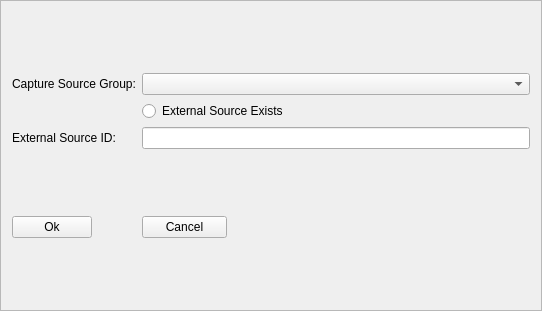
Old version of the form buildings/gui/new_capture_source.ui in the repository linz/nz-buildings.
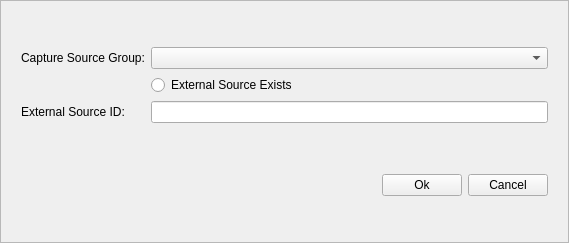
New version of the form.

Patch:
```diff
--- a/buildings/gui/new_capture_source.ui
+++ b/buildings/gui/new_capture_source.ui
@@ -6,8 +6,8 @@
    <rect>
     <x>0</x>
     <y>0</y>
-    <width>542</width>
-    <height>311</height>
+    <width>569</width>
+    <height>243</height>
    </rect>
   </property>
   <property name="windowTitle">
@@ -19,35 +19,106 @@
   <property name="frameShadow">
    <enum>QFrame::Raised</enum>
   </property>
+  <layout class="QFormLayout" name="formLayout_2">
+   <item row="0" column="1">
+    <spacer name="verticalSpacer">
+     <property name="orientation">
+      <enum>Qt::Vertical</enum>
+     </property>
+     <property name="sizeHint" stdset="0">
+      <size>
+       <width>20</width>
+       <height>40</height>
+      </size>
+     </property>
+    </spacer>
+   </item>
+   <item row="1" column="0" colspan="2">
+    <widget class="QWidget" name="widget" native="true">
   <layout class="QFormLayout" name="formLayout">
-   <item row="1" column="0">
+      <item row="0" column="0">
     <widget class="QLabel" name="l_capture_source_group">
      <property name="text">
       <string>Capture Source Group:</string>
      </property>
     </widget>
    </item>
-   <item row="1" column="1">
+      <item row="0" column="1">
     <widget class="QComboBox" name="cmb_capture_source_group"/>
    </item>
-   <item row="2" column="1">
+      <item row="1" column="1">
     <widget class="QRadioButton" name="rad_external_source">
      <property name="text">
       <string>External Source Exists</string>
      </property>
     </widget>
    </item>
-   <item row="3" column="0">
+      <item row="2" column="0">
     <widget class="QLabel" name="l_external_source_id">
      <property name="text">
       <string>External Source ID:</string>
      </property>
     </widget>
    </item>
-   <item row="3" column="1">
+      <item row="2" column="1">
     <widget class="QLineEdit" name="le_external_source_id"/>
    </item>
-   <item row="5" column="0">
+     </layout>
+     <zorder>le_external_source_id</zorder>
+     <zorder>cmb_capture_source_group</zorder>
+     <zorder>rad_external_source</zorder>
+     <zorder>l_external_source_id</zorder>
+     <zorder>l_capture_source_group</zorder>
+     <zorder>cmb_capture_source_group</zorder>
+     <zorder>rad_external_source</zorder>
+     <zorder>le_external_source_id</zorder>
+     <zorder>l_external_source_id</zorder>
+     <zorder>l_capture_source_group</zorder>
+    </widget>
+   </item>
+   <item row="3" column="1">
+    <spacer name="verticalSpacer_3">
+     <property name="orientation">
+      <enum>Qt::Vertical</enum>
+     </property>
+     <property name="sizeHint" stdset="0">
+      <size>
+       <width>20</width>
+       <height>40</height>
+      </size>
+     </property>
+    </spacer>
+   </item>
+   <item row="6" column="1">
+    <spacer name="verticalSpacer_2">
+     <property name="orientation">
+      <enum>Qt::Vertical</enum>
+     </property>
+     <property name="sizeHint" stdset="0">
+      <size>
+       <width>20</width>
+       <height>40</height>
+      </size>
+     </property>
+    </spacer>
+   </item>
+   <item row="5" column="1">
+    <widget class="QWidget" name="widget_2" native="true">
+     <layout class="QHBoxLayout" name="horizontalLayout">
+      <item>
+       <spacer name="horizontalSpacer">
+        <property name="orientation">
+         <enum>Qt::Horizontal</enum>
+        </property>
+        <property name="sizeHint" stdset="0">
+         <size>
+          <width>40</width>
+          <height>20</height>
+         </size>
+        </property>
+       </spacer>
+      </item>
+      <item>
     <widget class="QPushButton" name="btn_ok">
      <property name="maximumSize">
       <size>
@@ -60,7 +131,7 @@
      </property>
     </widget>
    </item>
-   <item row="5" column="1">
+      <item>
     <widget class="QPushButton" name="btn_cancel">
      <property name="maximumSize">
       <size>
@@ -73,44 +144,8 @@
      </property>
     </widget>
    </item>
-   <item row="0" column="1">
-    <spacer name="verticalSpacer">
-     <property name="orientation">
-      <enum>Qt::Vertical</enum>
-     </property>
-     <property name="sizeHint" stdset="0">
-      <size>
-       <width>20</width>
-       <height>40</height>
-      </size>
-     </property>
-    </spacer>
-   </item>
-   <item row="6" column="1">
-    <spacer name="verticalSpacer_2">
-     <property name="orientation">
-      <enum>Qt::Vertical</enum>
-     </property>
-     <property name="sizeHint" stdset="0">
-      <size>
-       <width>20</width>
-       <height>40</height>
-      </size>
-     </property>
-    </spacer>
-   </item>
-   <item row="4" column="1">
-    <spacer name="verticalSpacer_3">
-     <property name="orientation">
-      <enum>Qt::Vertical</enum>
-     </property>
-     <property name="sizeHint" stdset="0">
-      <size>
-       <width>20</width>
-       <height>40</height>
-      </size>
-     </property>
-    </spacer>
+     </layout>
+    </widget>
    </item>
   </layout>
  </widget>
```
Lines whose indentation alone changed are shown as unchanged.
